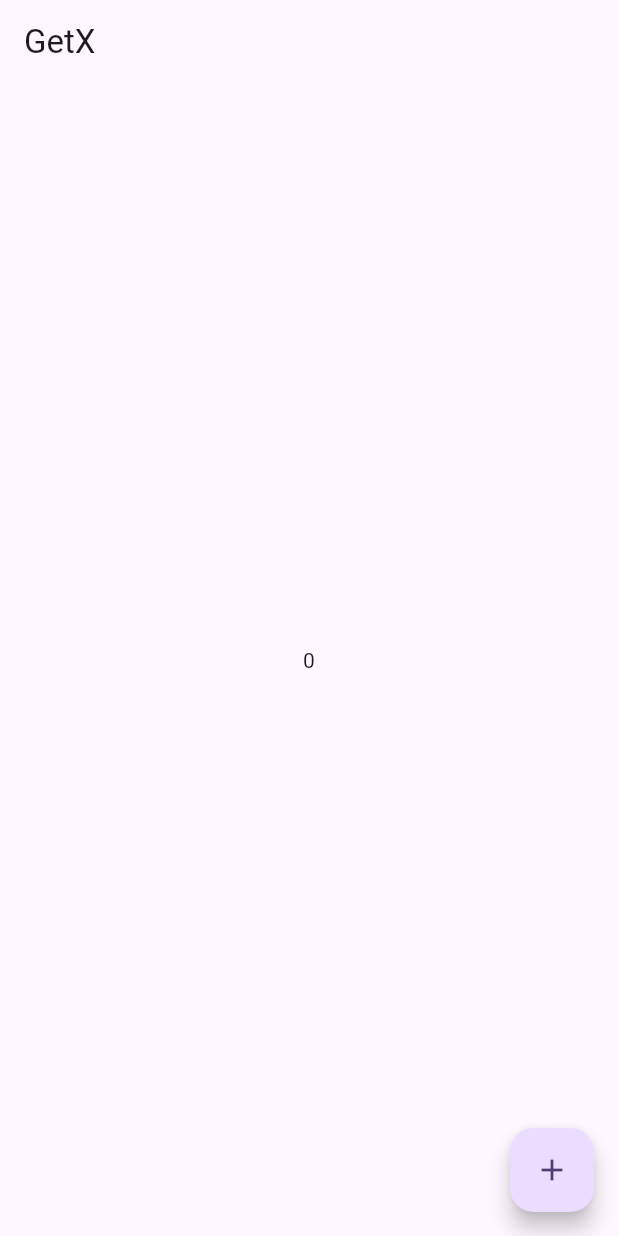
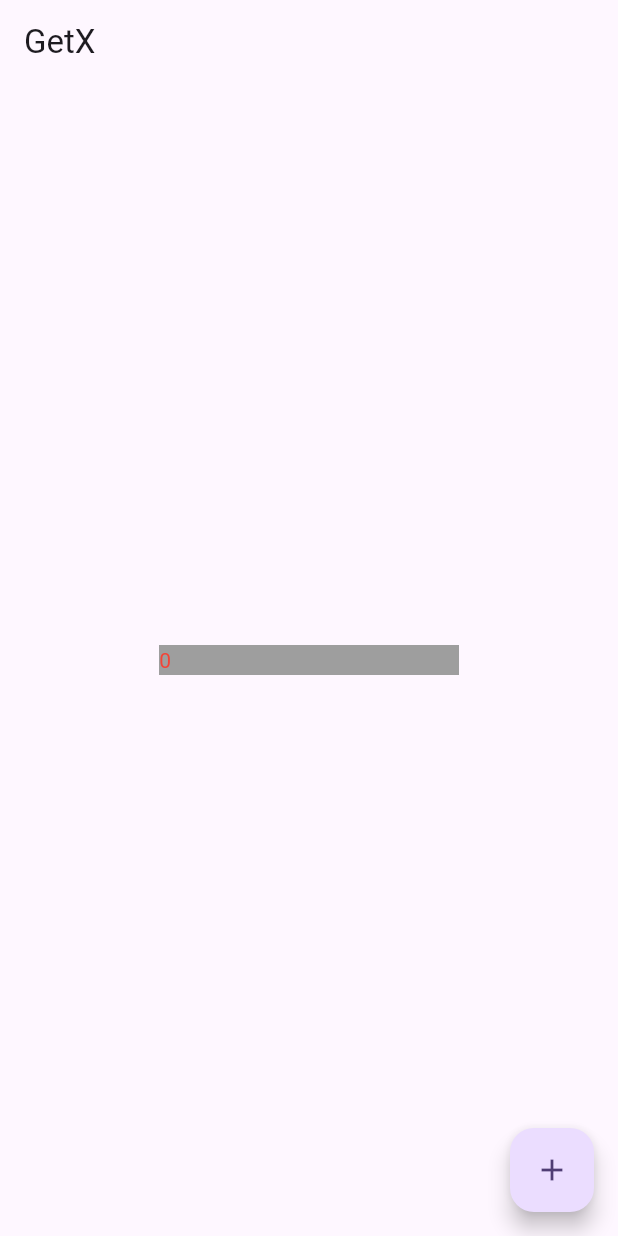
Before and after one commit to JAMALMAD/git_issue, a Flutter app: the screen it shows after launch, on a phone screen of 412 x 824 dp. Run offline on Flutter 3.47's test engine with Material 3 defaults, Android fonts, the phone set to English and light mode, and no system bars; our stand-ins replace get.

Commit message:
git add huge item

```diff
--- a/lib/future/screen/home_page_dart.dart
+++ b/lib/future/screen/home_page_dart.dart
@@ -15,8 +15,18 @@ class MyHomePage extends StatelessWidget {
         child: Column(
           mainAxisAlignment: MainAxisAlignment.center,
           children: [
-            Obx(() => Text(
-              "${controller.counter.value}",
+            Obx(() => Container(
+              height: 20,
+              width: 200,
+              decoration: BoxDecoration(
+                color: Colors.grey,
+              ),
+              child: Text(
+                "${controller.counter.value}",
+                style: TextStyle(
+                  color: Colors.red,
+                ),
+              ),
             )),
           ],
         ),
```
Also changed, not shown: lib/future/presentation/design_page.dart (added, +21 -0 lines).
